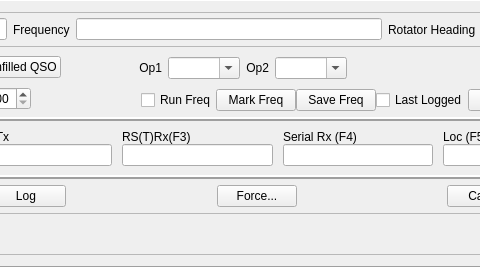
Above: mqt/MqtLogger/qsologframe.ui from Rsclub22/Minos2-Mirror before the change; both pictures show x 385 to 865 and y 0 to 267 of the 1165 by 267 pixel window. Below: the same form after it.
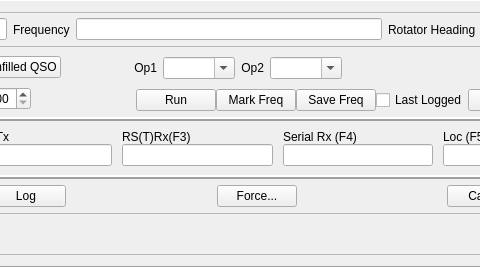
That is the form after the change.

Diff of the .ui file:
```diff
--- a/mqt/MqtLogger/qsologframe.ui
+++ b/mqt/MqtLogger/qsologframe.ui
@@ -401,9 +401,9 @@
          <item>
           <layout class="QHBoxLayout" name="horizontalLayout_15">
            <item>
-            <widget class="QCheckBox" name="bandmapRunFreqChkBox">
+            <widget class="QPushButton" name="runPushButton">
              <property name="text">
-              <string>Run Freq</string>
+              <string>Run</string>
              </property>
             </widget>
            </item>
```
